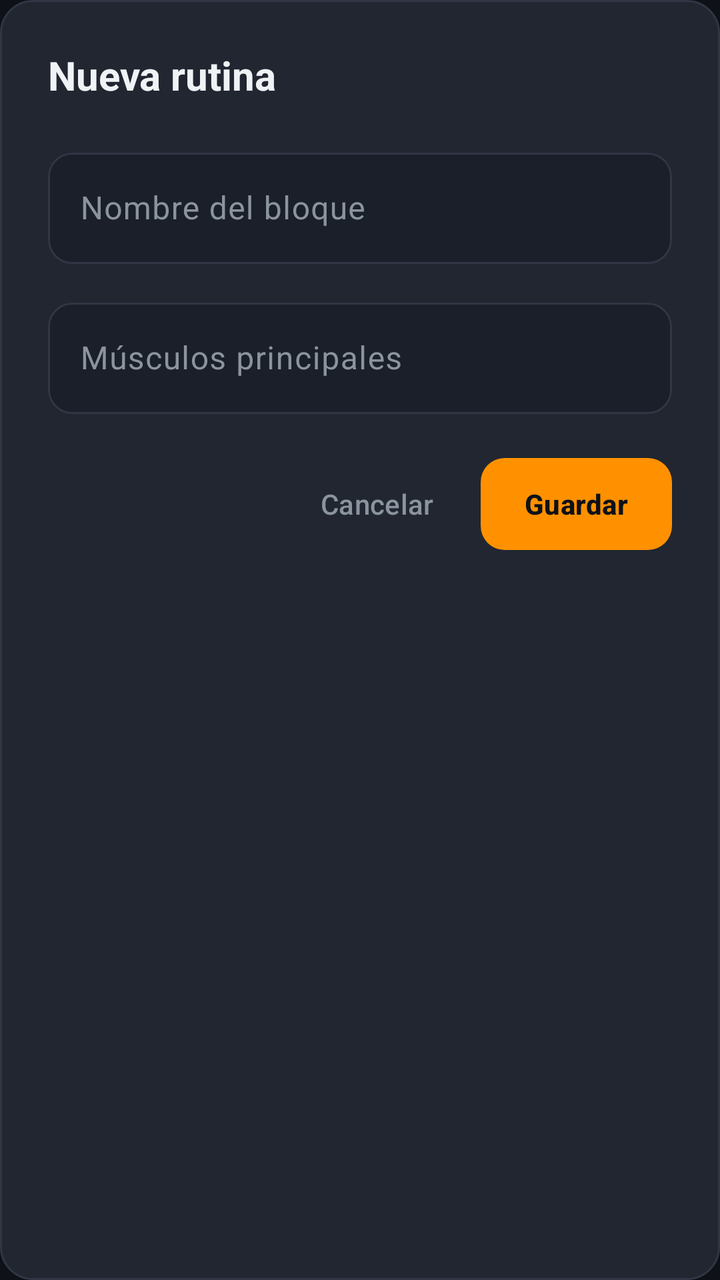
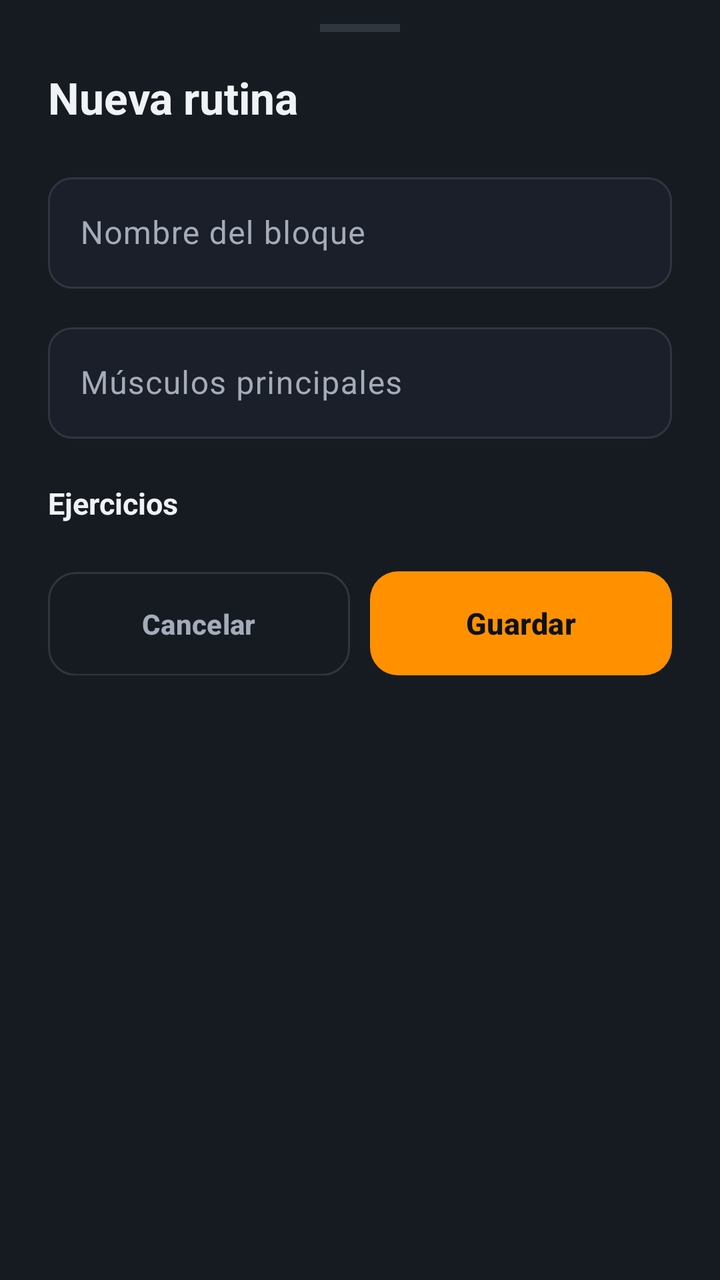

An Android layout rendered at two revisions. The XML below is the earlier revision; the diff shows what the commit changed to produce the second picture.
<!-- AndroidManifest.xml: application theme Theme.ATLAS -->
<!-- res/layout/dialog_create_routine.xml -->
<?xml version="1.0" encoding="utf-8"?>
<LinearLayout xmlns:android="http://schemas.android.com/apk/res/android"
    xmlns:app="http://schemas.android.com/apk/res-auto"
    android:layout_width="match_parent"
    android:layout_height="wrap_content"
    android:background="@drawable/bg_card_dark"
    android:orientation="vertical"
    android:padding="24dp">

    <TextView
        android:layout_width="wrap_content"
        android:layout_height="wrap_content"
        android:text="@string/routines_dialog_title"
        android:textColor="@color/text_primary"
        android:textSize="20sp"
        android:textStyle="bold" />

    
    <com.google.android.material.textfield.TextInputLayout
        android:id="@+id/tilRoutineName"
        style="@style/Atlas.TextInputLayout"
        android:layout_width="match_parent"
        android:layout_height="wrap_content"
        android:layout_marginTop="20dp"
        android:hint="@string/routines_dialog_name_hint">

        <com.google.android.material.textfield.TextInputEditText
            android:id="@+id/etRoutineName"
            android:layout_width="match_parent"
            android:layout_height="wrap_content"
            android:imeOptions="actionNext"
            android:inputType="textCapSentences"
            android:maxLines="1"
            android:textColor="@color/text_primary"
            android:textColorHint="@color/text_muted"
            app:placeholderText="@string/routines_dialog_name_placeholder"
            app:placeholderTextColor="@color/text_muted" />
    </com.google.android.material.textfield.TextInputLayout>

    
    <com.google.android.material.textfield.TextInputLayout
        android:id="@+id/tilRoutineMuscles"
        style="@style/Atlas.TextInputLayout"
        android:layout_width="match_parent"
        android:layout_height="wrap_content"
        android:layout_marginTop="14dp"
        android:hint="@string/routines_dialog_muscles_hint">

        <com.google.android.material.textfield.TextInputEditText
            android:id="@+id/etRoutineMuscles"
            android:layout_width="match_parent"
            android:layout_height="wrap_content"
            android:imeOptions="actionDone"
            android:inputType="textCapSentences"
            android:maxLines="1"
            android:textColor="@color/text_primary"
            android:textColorHint="@color/text_muted"
            app:placeholderText="@string/routines_dialog_muscles_placeholder"
            app:placeholderTextColor="@color/text_muted" />
    </com.google.android.material.textfield.TextInputLayout>

    
    <LinearLayout
        android:layout_width="match_parent"
        android:layout_height="wrap_content"
        android:layout_marginTop="22dp"
        android:gravity="end"
        android:orientation="horizontal">

        <com.google.android.material.button.MaterialButton
            android:id="@+id/btnCancelRoutine"
            style="@style/Widget.Material3.Button.TextButton"
            android:layout_width="wrap_content"
            android:layout_height="46dp"
            android:insetTop="0dp"
            android:insetBottom="0dp"
            android:text="@string/routines_dialog_cancel"
            android:textColor="@color/text_secondary"
            android:textSize="14sp"
            app:cornerRadius="12dp" />

        <com.google.android.material.button.MaterialButton
            android:id="@+id/btnSaveRoutine"
            android:layout_width="wrap_content"
            android:layout_height="46dp"
            android:layout_marginStart="8dp"
            android:insetTop="0dp"
            android:insetBottom="0dp"
            android:paddingHorizontal="22dp"
            android:text="@string/routines_dialog_save"
            android:textColor="@color/bg_dark"
            android:textSize="14sp"
            android:textStyle="bold"
            app:backgroundTint="@color/accent_orange"
            app:cornerRadius="12dp" />
    </LinearLayout>

</LinearLayout>
<!-- resources referenced by this layout -->
<resources>
  <color name="accent_orange">#FF9100</color>
  <color name="bg_dark">#0E1117</color>
  <color name="text_muted">#586069</color>
  <color name="text_primary">#F0F3F6</color>
  <color name="text_secondary">#8B949E</color>
  <!-- drawable bg_card_dark (drawable) -->
  <?xml version="1.0" encoding="utf-8"?>
  <shape xmlns:android="http://schemas.android.com/apk/res/android"
      android:shape="rectangle">
      <solid android:color="@color/surface_card" />
      <corners android:radius="16dp" />
      <stroke
          android:width="1dp"
          android:color="@color/surface_card_stroke" />
  </shape>
  <string name="routines_dialog_cancel">Cancelar</string>
  <string name="routines_dialog_muscles_hint">Músculos principales</string>
  <string name="routines_dialog_muscles_placeholder">Ej. Deltoides y Abdomen</string>
  <string name="routines_dialog_name_hint">Nombre del bloque</string>
  <string name="routines_dialog_name_placeholder">Ej. Día 5: Hombro y Core</string>
  <string name="routines_dialog_save">Guardar</string>
  <string name="routines_dialog_title">Nueva rutina</string>
  <style name="Atlas.TextInputLayout" parent="Widget.Material3.TextInputLayout.OutlinedBox">
          <item name="boxBackgroundColor">@color/surface_input</item>
          <item name="boxCornerRadiusTopStart">12dp</item>
          <item name="boxCornerRadiusTopEnd">12dp</item>
          <item name="boxCornerRadiusBottomStart">12dp</item>
          <item name="boxCornerRadiusBottomEnd">12dp</item>
          <item name="boxStrokeColor">@color/atlas_box_stroke</item>
          <item name="hintTextColor">@color/primary_neon</item>
          <item name="android:textColorHint">@color/text_secondary</item>
          <item name="errorTextColor">@color/accent_red</item>
          <item name="errorIconTint">@color/accent_red</item>
      </style>
  <style name="Theme.ATLAS" parent="Base.Theme.ATLAS" />
  <color name="surface_card">#212631</color>
  <color name="surface_card_stroke">#303644</color>
  <color name="surface_input">#1A1F29</color>
  <color name="primary_neon">#00E676</color>
  <color name="accent_red">#FF5252</color>
  <style name="Base.Theme.ATLAS" parent="Theme.Material3.DayNight.NoActionBar">
          <item name="colorPrimary">@color/primary_neon</item>
          <item name="colorOnPrimary">@color/bg_dark</item>
          <item name="colorSecondary">@color/accent_orange</item>
          <item name="android:windowBackground">@color/bg_dark</item>
          <item name="android:statusBarColor">@color/bg_dark</item>
          <item name="android:navigationBarColor">@color/surface_dark</item>
      </style>
  <color name="surface_dark">#161B22</color>
</resources>

<!-- the commit's change to res/layout/dialog_create_routine.xml (unified diff, before → after) -->
@@ -1,98 +1,131 @@
 <?xml version="1.0" encoding="utf-8"?>
-<LinearLayout xmlns:android="http://schemas.android.com/apk/res/android"
+<androidx.core.widget.NestedScrollView xmlns:android="http://schemas.android.com/apk/res/android"
     xmlns:app="http://schemas.android.com/apk/res-auto"
     android:layout_width="match_parent"
     android:layout_height="wrap_content"
-    android:background="@drawable/bg_card_dark"
-    android:orientation="vertical"
-    android:padding="24dp">
+    android:background="@color/surface_dark">
 
-    <TextView
-        android:layout_width="wrap_content"
-        android:layout_height="wrap_content"
-        android:text="@string/routines_dialog_title"
-        android:textColor="@color/text_primary"
-        android:textSize="20sp"
-        android:textStyle="bold" />
-
-    
-    <com.google.android.material.textfield.TextInputLayout
-        android:id="@+id/tilRoutineName"
-        style="@style/Atlas.TextInputLayout"
-        android:layout_width="match_parent"
-        android:layout_height="wrap_content"
-        android:layout_marginTop="20dp"
-        android:hint="@string/routines_dialog_name_hint">
-
-        <com.google.android.material.textfield.TextInputEditText
-            android:id="@+id/etRoutineName"
-            android:layout_width="match_parent"
-            android:layout_height="wrap_content"
-            android:imeOptions="actionNext"
-            android:inputType="textCapSentences"
-            android:maxLines="1"
-            android:textColor="@color/text_primary"
-            android:textColorHint="@color/text_muted"
-            app:placeholderText="@string/routines_dialog_name_placeholder"
-            app:placeholderTextColor="@color/text_muted" />
-    </com.google.android.material.textfield.TextInputLayout>
-
-    
-    <com.google.android.material.textfield.TextInputLayout
-        android:id="@+id/tilRoutineMuscles"
-        style="@style/Atlas.TextInputLayout"
-        android:layout_width="match_parent"
-        android:layout_height="wrap_content"
-        android:layout_marginTop="14dp"
-        android:hint="@string/routines_dialog_muscles_hint">
-
-        <com.google.android.material.textfield.TextInputEditText
-            android:id="@+id/etRoutineMuscles"
-            android:layout_width="match_parent"
-            android:layout_height="wrap_content"
-            android:imeOptions="actionDone"
-            android:inputType="textCapSentences"
-            android:maxLines="1"
-            android:textColor="@color/text_primary"
-            android:textColorHint="@color/text_muted"
-            app:placeholderText="@string/routines_dialog_muscles_placeholder"
-            app:placeholderTextColor="@color/text_muted" />
-    </com.google.android.material.textfield.TextInputLayout>
-
-    
     <LinearLayout
         android:layout_width="match_parent"
         android:layout_height="wrap_content"
-        android:layout_marginTop="22dp"
-        android:gravity="end"
-        android:orientation="horizontal">
+        android:orientation="vertical"
+        android:paddingHorizontal="24dp"
+        android:paddingTop="12dp"
+        android:paddingBottom="28dp">
 
-        <com.google.android.material.button.MaterialButton
-            android:id="@+id/btnCancelRoutine"
-            style="@style/Widget.Material3.Button.TextButton"
+        <View
+            android:layout_width="40dp"
+            android:layout_height="4dp"
+            android:layout_gravity="center_horizontal"
+            android:layout_marginBottom="18dp"
+            android:background="@color/surface_card_stroke" />
+
+        <TextView
+            android:id="@+id/tvEditorTitle"
+            style="@style/Atlas.Text.Screen"
             android:layout_width="wrap_content"
-            android:layout_height="46dp"
-            android:insetTop="0dp"
-            android:insetBottom="0dp"
-            android:text="@string/routines_dialog_cancel"
-            android:textColor="@color/text_secondary"
-            android:textSize="14sp"
-            app:cornerRadius="12dp" />
+            android:layout_height="wrap_content"
+            android:text="@string/routines_dialog_title"
+            android:textSize="22sp" />
 
-        <com.google.android.material.button.MaterialButton
-            android:id="@+id/btnSaveRoutine"
-            android:layout_width="wrap_content"
-            android:layout_height="46dp"
-            android:layout_marginStart="8dp"
-            android:insetTop="0dp"
-            android:insetBottom="0dp"
-            android:paddingHorizontal="22dp"
-            android:text="@string/routines_dialog_save"
-            android:textColor="@color/bg_dark"
-            android:textSize="14sp"
-            android:textStyle="bold"
-            app:backgroundTint="@color/accent_orange"
-            app:cornerRadius="12dp" />
+        
+        <com.google.android.material.textfield.TextInputLayout
+            android:id="@+id/tilRoutineName"
+            style="@style/Atlas.TextInputLayout"
+            android:layout_width="match_parent"
+            android:layout_height="wrap_content"
+            android:layout_marginTop="20dp"
+            android:hint="@string/routines_dialog_name_hint">
+
+            <com.google.android.material.textfield.TextInputEditText
+                android:id="@+id/etRoutineName"
+                android:layout_width="match_parent"
+                android:layout_height="wrap_content"
+                android:imeOptions="actionNext"
+                android:inputType="textCapSentences"
+                android:maxLines="1"
+                android:textColor="@color/text_primary"
+                android:textColorHint="@color/text_muted"
+                app:placeholderText="@string/routines_dialog_name_placeholder"
+                app:placeholderTextColor="@color/text_muted" />
+        </com.google.android.material.textfield.TextInputLayout>
+
+        
+        <com.google.android.material.textfield.TextInputLayout
+            android:id="@+id/tilRoutineMuscles"
+            style="@style/Atlas.TextInputLayout"
+            android:layout_width="match_parent"
+            android:layout_height="wrap_content"
+            android:layout_marginTop="14dp"
+            android:hint="@string/routines_dialog_muscles_hint">
+
+            <com.google.android.material.textfield.TextInputEditText
+                android:id="@+id/etRoutineMuscles"
+                android:layout_width="match_parent"
+                android:layout_height="wrap_content"
+                android:imeOptions="actionDone"
+                android:inputType="textCapSentences"
+                android:maxLines="1"
+                android:textColor="@color/text_primary"
+                android:textColorHint="@color/text_muted"
+                app:placeholderText="@string/routines_dialog_muscles_placeholder"
+                app:placeholderTextColor="@color/text_muted" />
+        </com.google.android.material.textfield.TextInputLayout>
+
+        
+        <LinearLayout
+            android:layout_width="match_parent"
+            android:layout_height="wrap_content"
+            android:layout_marginTop="22dp"
+            android:gravity="center_vertical"
+            android:orientation="horizontal">
+
+            <TextView
+                style="@style/Atlas.Text.CardTitle"
+                android:layout_width="0dp"
+                android:layout_height="wrap_content"
+                android:layout_weight="1"
+                android:text="@string/routines_dialog_exercises" />
+
+            <TextView
+                android:id="@+id/tvExercisesCount"
+                style="@style/Atlas.Text.Caption"
+                android:layout_width="wrap_content"
+                android:layout_height="wrap_content"
+                android:textColor="@color/accent_orange"
+                android:textStyle="bold" />
+        </LinearLayout>
+
+        <LinearLayout
+            android:id="@+id/layoutExerciseGroups"
+            android:layout_width="match_parent"
+            android:layout_height="wrap_content"
+            android:orientation="vertical" />
+
+        
+        <LinearLayout
+            android:layout_width="match_parent"
+            android:layout_height="wrap_content"
+            android:layout_marginTop="24dp"
+            android:orientation="horizontal">
+
+            <com.google.android.material.button.MaterialButton
+                android:id="@+id/btnCancelRoutine"
+                style="@style/Atlas.Button.Outlined"
+                android:layout_width="0dp"
+                android:layout_height="52dp"
+                android:layout_weight="1"
+                android:text="@string/routines_dialog_cancel"
+                android:textColor="@color/text_secondary" />
+
+            <com.google.android.material.button.MaterialButton
+                android:id="@+id/btnSaveRoutine"
+                style="@style/Atlas.Button.Primary"
+                android:layout_width="0dp"
+                android:layout_height="52dp"
+                android:layout_marginStart="10dp"
+                android:layout_weight="1"
+                android:text="@string/routines_dialog_save" />
+        </LinearLayout>
     </LinearLayout>
-
-</LinearLayout>
+</androidx.core.widget.NestedScrollView>
<!-- resource entries referenced after the edit -->
@@ -2,26 +2,51 @@
 <resources>
   <color name="accent_orange">#FF9100</color>
   <color name="bg_dark">#0E1117</color>
-  <color name="text_muted">#586069</color>
+  <color name="text_muted">#858F9C</color>
   <color name="text_primary">#F0F3F6</color>
-  <color name="text_secondary">#8B949E</color>
-  <!-- drawable bg_card_dark (drawable) -->
-  <?xml version="1.0" encoding="utf-8"?>
-  <shape xmlns:android="http://schemas.android.com/apk/res/android"
-      android:shape="rectangle">
-      <solid android:color="@color/surface_card" />
-      <corners android:radius="16dp" />
-      <stroke
-          android:width="1dp"
-          android:color="@color/surface_card_stroke" />
-  </shape>
+  <color name="text_secondary">#A3ACB8</color>
   <string name="routines_dialog_cancel">Cancelar</string>
+  <string name="routines_dialog_exercises">Ejercicios</string>
   <string name="routines_dialog_muscles_hint">Músculos principales</string>
   <string name="routines_dialog_muscles_placeholder">Ej. Deltoides y Abdomen</string>
   <string name="routines_dialog_name_hint">Nombre del bloque</string>
   <string name="routines_dialog_name_placeholder">Ej. Día 5: Hombro y Core</string>
   <string name="routines_dialog_save">Guardar</string>
   <string name="routines_dialog_title">Nueva rutina</string>
+  <style name="Atlas.Button.Outlined" parent="Widget.Material3.Button.OutlinedButton">
+          <item name="android:minHeight">48dp</item>
+          <item name="android:insetTop">0dp</item>
+          <item name="android:insetBottom">0dp</item>
+          <item name="android:textColor">@color/text_primary</item>
+          <item name="android:textSize">14sp</item>
+          <item name="android:textStyle">bold</item>
+          <item name="strokeColor">@color/surface_card_stroke</item>
+          <item name="cornerRadius">14dp</item>
+      </style>
+  <style name="Atlas.Button.Primary" parent="Widget.Material3.Button">
+          <item name="android:minHeight">52dp</item>
+          <item name="android:insetTop">0dp</item>
+          <item name="android:insetBottom">0dp</item>
+          <item name="android:textColor">@color/bg_dark</item>
+          <item name="android:textSize">15sp</item>
+          <item name="android:textStyle">bold</item>
+          <item name="backgroundTint">@color/accent_orange</item>
+          <item name="cornerRadius">14dp</item>
+      </style>
+  <style name="Atlas.Text.Caption">
+          <item name="android:textColor">@color/text_muted</item>
+          <item name="android:textSize">12sp</item>
+      </style>
+  <style name="Atlas.Text.CardTitle">
+          <item name="android:textColor">@color/text_primary</item>
+          <item name="android:textSize">15sp</item>
+          <item name="android:textStyle">bold</item>
+      </style>
+  <style name="Atlas.Text.Screen">
+          <item name="android:textColor">@color/text_primary</item>
+          <item name="android:textSize">26sp</item>
+          <item name="android:textStyle">bold</item>
+      </style>
   <style name="Atlas.TextInputLayout" parent="Widget.Material3.TextInputLayout.OutlinedBox">
           <item name="boxBackgroundColor">@color/surface_input</item>
           <item name="boxCornerRadiusTopStart">12dp</item>
@@ -35,8 +60,7 @@
           <item name="errorIconTint">@color/accent_red</item>
       </style>
   <style name="Theme.ATLAS" parent="Base.Theme.ATLAS" />
-  <color name="surface_card">#212631</color>
-  <color name="surface_card_stroke">#303644</color>
+  <color name="surface_card_stroke">#30363D</color>
   <color name="surface_input">#1A1F29</color>
   <color name="primary_neon">#00E676</color>
   <color name="accent_red">#FF5252</color>
